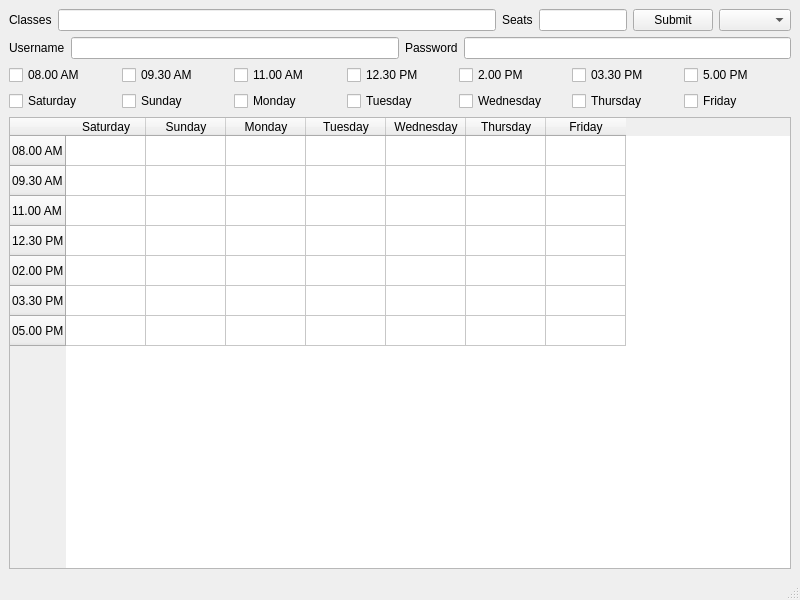
Old version of the form UUMF.ui in the repository riadkabir45/uumf-py.
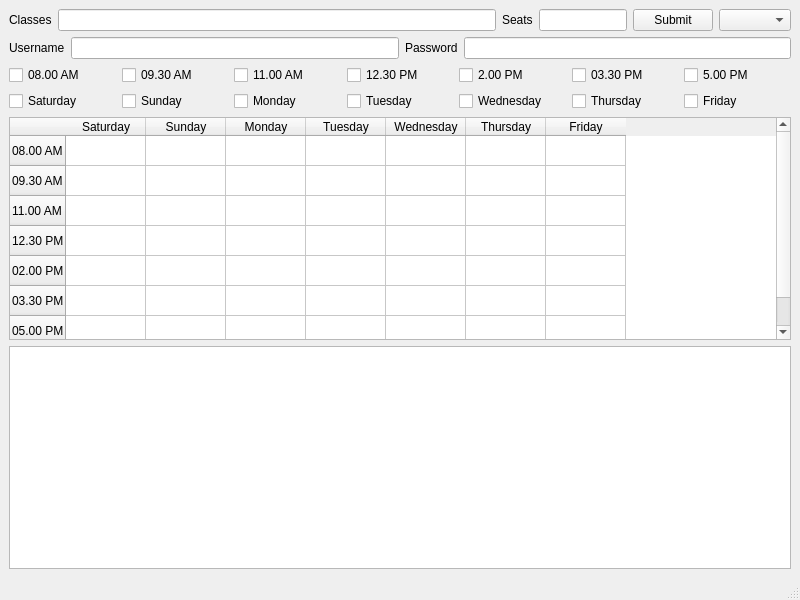
New version of the form.

Commit message: feat: exam bar

```diff
--- a/UUMF.ui
+++ b/UUMF.ui
@@ -305,6 +305,9 @@
       </item>
      </layout>
     </item>
+    <item>
+     <widget class="QTextEdit" name="examBar"/>
+    </item>
    </layout>
   </widget>
   <widget class="QStatusBar" name="statusbar"/>
```
The commit also changes 1 other file.
